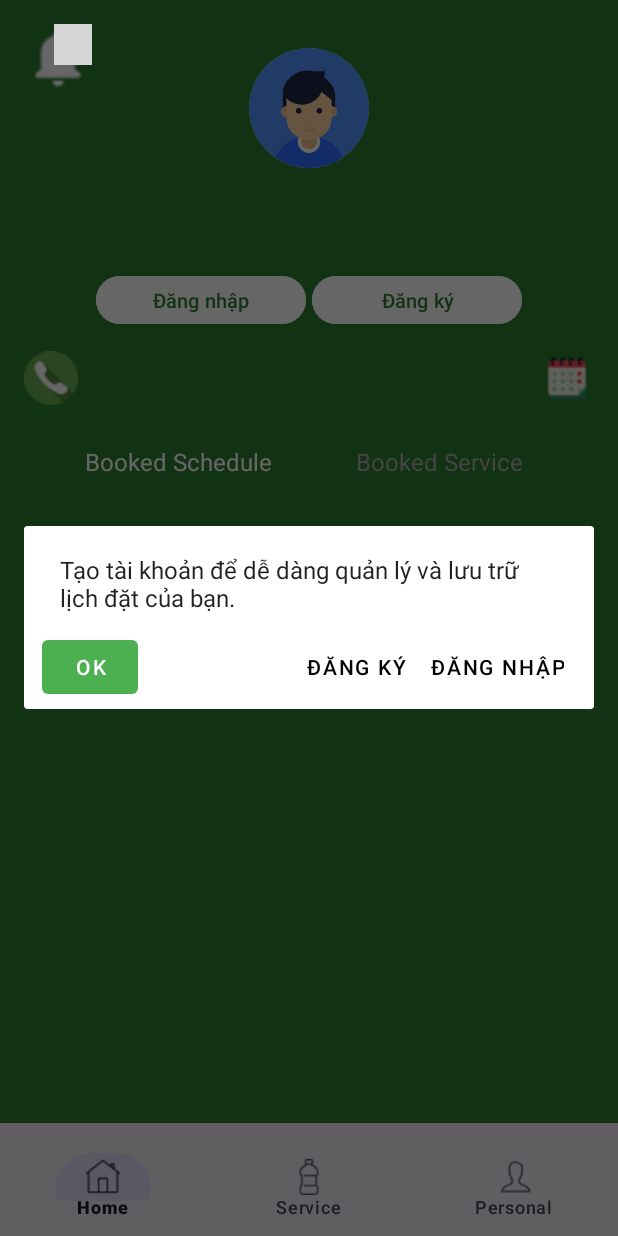
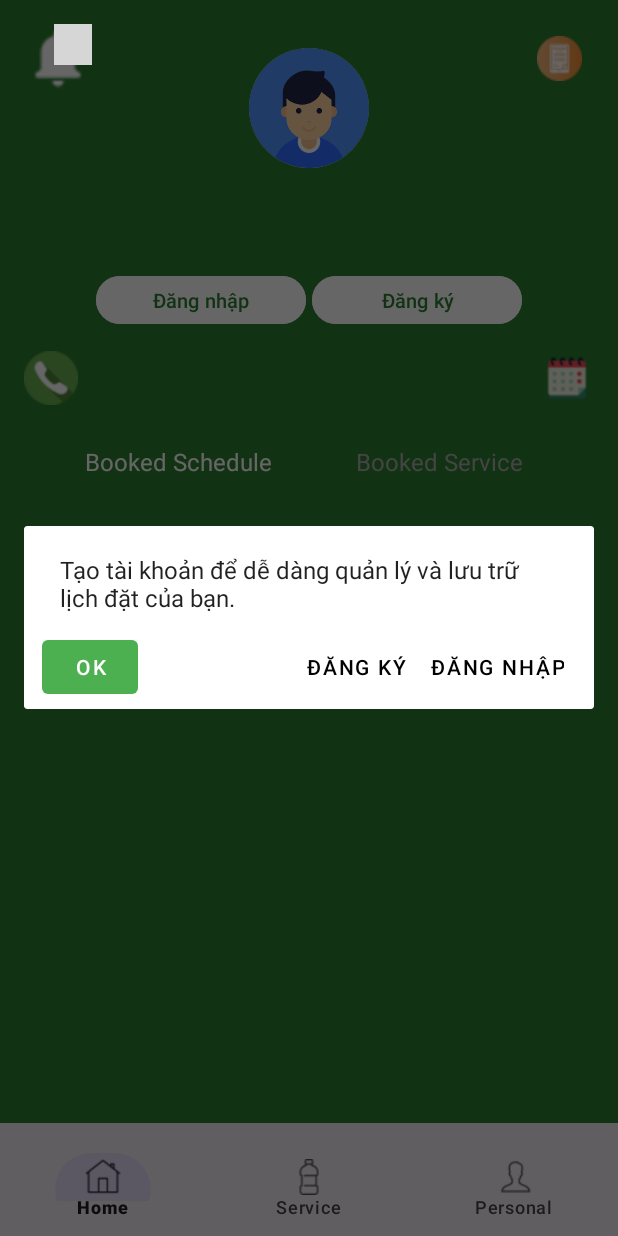
Before and after one commit to LBHai/Pickleball-Court-Management-System, an Android app: the fragment AccountFragment placed in its activity, on a phone screen of 412 x 824 dp. Run offline under Robolectric (Android 15) with nearby library versions, the phone set to English and light mode, and no system bars; our stand-ins replace CircleImageView; libraries missing offline, so code that uses them is left out: com.nex3z.notificationbadge; plain views replace NotificationBadge; pictures from the network do not load; 3 statements that could not run were skipped; grey boxes are pictures that could not be loaded.

Commit message:
update filter, term, service

```diff
--- a/app/src/main/java/UI/Activity/SignUpActivity.java
+++ b/app/src/main/java/UI/Activity/SignUpActivity.java
@@ -44,7 +44,7 @@ public class SignUpActivity extends AppCompatActivity {
 
     // Regex patterns
     private static final String USERNAME_PATTERN = "^[a-zA-Z0-9]{4,}$";
-    private static final String PASSWORD_PATTERN ="^(?=.{6,}$)(?=.*[A-Za-z])(?=.*\\d)[A-Za-z\\d!@#$%^&*()_+\\-=\\[\\]{};':\"\\\\|,.<>/?]+$";;
+    private static final String PASSWORD_PATTERN ="^(?=.{6,}$)(?=.*[A-Za-z])(?=.*\\d)[A-Za-z\\d!@#$%^&*()_+\\-=\\[\\]{};':\"\\\\|,.<>/?]+$";
     private static final String NAME_PATTERN = "^[\\p{L} ]{2,}$";
 
     @Override
--- a/app/src/main/java/UI/Fragment/AccountFragment.java
+++ b/app/src/main/java/UI/Fragment/AccountFragment.java
@@ -71,7 +71,7 @@ public class AccountFragment extends Fragment {
 
     private TextView tvUserName, tvPhoneNumber;
     private TextView tvTabBooked, tvServiceInfo, tvServiceOrderInfo;
-    private ImageButton btnNoti, btnOptions, btnFilter;
+    private ImageButton btnNoti, btnOptions, btnFilter,btnTermsGuest;
     private String id, username, email, firstName, lastName, userRank, gender, dob;
     private SessionManager sessionManager;
     private RecyclerView recyclerOrder;
@@ -89,7 +89,9 @@ public class AccountFragment extends Fragment {
     private List<Orders> serviceOrders;
     private static final int REFRESH_INTERVAL = 2000;
     private String avatarUrl;
-
+    private String currentTab; // Biến mới để theo dõi tab hiện tại
+    private static final String TAB_BOOKED = "booked";
+    private static final String TAB_SERVICE = "service";
 
     @Override
     public View onCreateView(LayoutInflater inflater, ViewGroup container, Bundle savedInstanceState) {
@@ -117,12 +119,38 @@ public class AccountFragment extends Fragment {
 
         bookedOrders = new ArrayList<>();
         serviceOrders = new ArrayList<>();
-
+        btnTermsGuest = view.findViewById(R.id.btn_terms_guest); // Khởi tạo nút mới
         orderAdapter = new OrderAdapter(filteredOrderList, getContext());
         recyclerOrder.setAdapter(orderAdapter);
         badge = view.findViewById(R.id.badge);
         getNotifications();
+        boolean isGuest = sessionManager.getToken() == null || sessionManager.getToken().isEmpty();
+        if (isGuest) {
+            btnOptions.setVisibility(View.GONE); // Ẩn nút options
+            btnTermsGuest.setVisibility(View.VISIBLE); // Hiển thị nút terms cho khách
+            authButtonsContainer.setVisibility(View.VISIBLE);
 
+            btnLogin.setOnClickListener(v -> {
+                Intent intent = new Intent(getActivity(), LoginActivity.class);
+                startActivity(intent);
+            });
+
+            btnRegister.setOnClickListener(v -> {
+                Intent intent = new Intent(getActivity(), SignUpActivity.class);
+                startActivity(intent);
+            });
+        } else {
+            btnOptions.setVisibility(View.VISIBLE); // Hiển thị nút options
+            btnTermsGuest.setVisibility(View.GONE); // Ẩn nút terms
+            authButtonsContainer.setVisibility(View.GONE);
+        }
+
+        // Listener cho nút terms (khách)
+        btnTermsGuest.setOnClickListener(v -> {
+            Intent intent = new Intent(getActivity(), TermsAndConditionsActivity.class);
+            intent.putExtra("fromAccountFragment", true);
+            startActivity(intent);
+        });
         if (sessionManager.getToken() == null || sessionManager.getToken().isEmpty()) {
             btnOptions.setVisibility(View.GONE);
             authButtonsContainer.setVisibility(View.VISIBLE);
@@ -221,7 +249,8 @@ public class AccountFragment extends Fragment {
 
     private void filterOrdersByDateRange(String startDate, String endDate) {
         filteredOrderList.clear();
-        for (Orders order : orderList) {
+        List<Orders> sourceList = currentTab.equals(TAB_BOOKED) ? bookedOrders : serviceOrders;
+        for (Orders order : sourceList) {
             String orderDate = order.getCreatedAt().substring(0, 10);
             if (orderDate.compareTo(startDate) >= 0 && orderDate.compareTo(endDate) <= 0) {
                 filteredOrderList.add(order);
@@ -266,15 +295,19 @@ public class AccountFragment extends Fragment {
         builder.show();
     }
 
-
     private void filterOrdersByStatus(String selectedStatus) {
         filteredOrderList.clear();
-        for (Orders order : orderList) {
+        List<Orders> sourceList = currentTab.equals(TAB_BOOKED) ? bookedOrders : serviceOrders;
+        for (Orders order : sourceList) {
             if (order.getOrderStatus().equals(selectedStatus)) {
                 filteredOrderList.add(order);
             }
         }
         orderAdapter.notifyDataSetChanged();
+
+        if (filteredOrderList.isEmpty()) {
+            Toast.makeText(getContext(), "Không có đơn nào với trạng thái " + selectedStatus, Toast.LENGTH_SHORT).show();
+        }
     }
 
     private void getAllOrderListForGuest() {
@@ -364,6 +397,7 @@ public class AccountFragment extends Fragment {
     }
 
     private void showBookedTab() {
+        currentTab = TAB_BOOKED; // Cập nhật tab hiện tại
         tvTabBooked.setTextColor(ContextCompat.getColor(requireContext(), android.R.color.white));
         tvServiceInfo.setTextColor(ContextCompat.getColor(requireContext(), android.R.color.darker_gray));
         filteredOrderList.clear();
@@ -374,6 +408,7 @@ public class AccountFragment extends Fragment {
     }
 
     private void showMemberInfoTab() {
+        currentTab = TAB_SERVICE; // Cập nhật tab hiện tại
         tvTabBooked.setTextColor(ContextCompat.getColor(requireContext(), android.R.color.darker_gray));
         tvServiceInfo.setTextColor(ContextCompat.getColor(requireContext(), android.R.color.white));
         filteredOrderList.clear();
@@ -686,13 +721,9 @@ public class AccountFragment extends Fragment {
 
     private void filterOrdersByNewest() {
         filteredOrderList.clear();
-        filteredOrderList.addAll(orderList);
-        Collections.sort(filteredOrderList, new Comparator<Orders>() {
-            @Override
-            public int compare(Orders o1, Orders o2) {
-                return o2.getCreatedAt().compareTo(o1.getCreatedAt());
-            }
-        });
+        List<Orders> sourceList = currentTab.equals(TAB_BOOKED) ? bookedOrders : serviceOrders;
+        filteredOrderList.addAll(sourceList);
+        Collections.sort(filteredOrderList, (o1, o2) -> o2.getCreatedAt().compareTo(o1.getCreatedAt()));
         orderAdapter.notifyDataSetChanged();
 
         if (filteredOrderList.isEmpty()) {
--- a/app/src/main/res/layout/fragment_account.xml
+++ b/app/src/main/res/layout/fragment_account.xml
@@ -62,6 +62,20 @@
             android:contentDescription="Tùy chọn"
             android:scaleType="fitCenter"
             android:src="@drawable/more"
+            app:layout_constraintTop_toTopOf="parent"
+            app:layout_constraintEnd_toEndOf="parent"
+            tools:ignore="TouchTargetSizeCheck" />
+        <ImageButton
+            android:id="@+id/btn_terms_guest"
+            android:layout_width="30dp"
+            android:layout_height="30dp"
+            android:layout_margin="8dp"
+            android:adjustViewBounds="true"
+            android:background="?attr/selectableItemBackgroundBorderless"
+            android:contentDescription="@string/menu_termsandconditions"
+            android:scaleType="fitCenter"
+            android:src="@drawable/term"
+            android:visibility="gone"
             app:layout_constraintTop_toTopOf="parent"
             app:layout_constraintEnd_toEndOf="parent"
             tools:ignore="TouchTargetSizeCheck" />
--- a/app/src/main/res/layout/fragment_court_service.xml
+++ b/app/src/main/res/layout/fragment_court_service.xml
@@ -28,7 +28,6 @@
             android:orientation="horizontal"
             android:padding="0dp">
 
-            <!-- Sử dụng EditText để cho phép nhập từ khóa -->
             <EditText
                 android:id="@+id/edtSearch"
                 android:layout_width="0dp"
@@ -40,7 +39,11 @@
                 android:textColorHint="#ADADAD"
                 android:textColor="@android:color/black"
                 android:textSize="16sp"
+                android:singleLine="true"
+                android:maxLines="1"
+                android:inputType="text"
                 android:imeOptions="actionSearch" />
+
 
             <ImageView
                 android:id="@+id/imgSearch"
--- a/app/src/main/res/menu/filter_menu.xml
+++ b/app/src/main/res/menu/filter_menu.xml
@@ -3,11 +3,11 @@
 
     <item
         android:id="@+id/filter_by_newest"
-        android:title="Mới nhất" />
+        android:title="@string/filter_by_newest" />
     <item
         android:id="@+id/filter_by_date"
-        android:title="Theo ngày" />
+        android:title="@string/filter_by_date" />
     <item
         android:id="@+id/filter_by_status"
-        android:title="Theo trạng thái" />
+        android:title="@string/filter_by_status" />
 </menu>
--- a/app/src/main/res/values/strings.xml
+++ b/app/src/main/res/values/strings.xml
@@ -796,4 +796,9 @@ When you change your booking, if you do not complete payment for the booking you
     <string name="terms_section_2_8_title">2.8. Policy Changes</string>
     <string name="terms_section_2_8_bullet_1">All updates will be posted on the platform; significant changes will be notified via email.</string>
     <string name="terms_section_2_8_bullet_2">Continued use after changes signifies acceptance of the new policy.</string>
+    <string name="filter_by_newest">Latest</string>
+    <string name="filter_by_date">By date</string>
+    <string name="filter_by_status">By status</string>
+
+
 </resources>
```
Also changed, not shown: app/src/main/java/UI/Activity/ServiceActivity.java (+53 -6 lines), app/src/main/java/UI/Fragment/CourtsFragment.java (+25 -3 lines), 1 other file.
